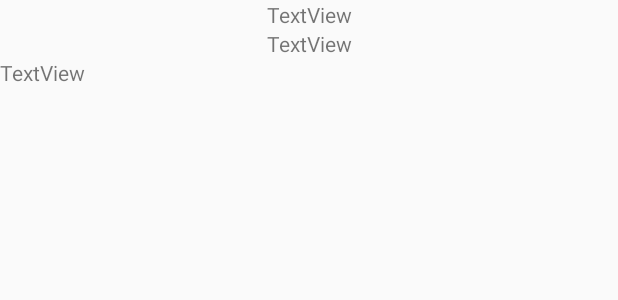
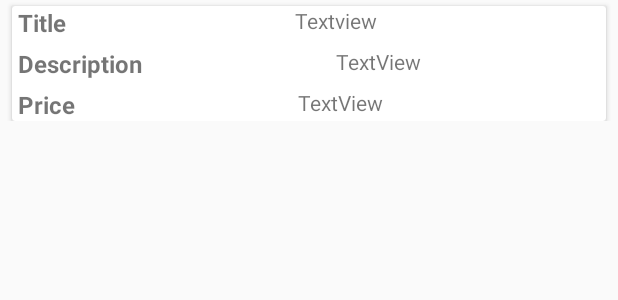
Before and after one commit to rajfp/AssignmentApplication, an Android app: the layout books_item_layout.xml on its own in the app's theme, with its tools: preview values and no code run, on a phone screen of 412 x 824 dp. Shown: the top 300 px of the screen. Run offline under Robolectric (Android 15) with nearby library versions, the phone set to English and light mode, and no system bars.

Commit message:
added recycler view for book list and removed hard coding

```diff
--- a/base_code/app/src/main/AndroidManifest.xml
+++ b/base_code/app/src/main/AndroidManifest.xml
@@ -11,7 +11,6 @@
         android:networkSecurityConfig="@xml/network_security_config"
         android:supportsRtl="true"
         android:theme="@style/AppTheme">
-        <activity android:name=".activity.LoginActivity"></activity>
         <activity android:name=".activity.MainActivity">
             <intent-filter>
                 <action android:name="android.intent.action.MAIN" />
--- a/base_code/app/src/main/java/com/dehaat/dehaatassignment/adapter/AuthorAdapter.kt
+++ b/base_code/app/src/main/java/com/dehaat/dehaatassignment/adapter/AuthorAdapter.kt
@@ -11,6 +11,7 @@ import com.dehaat.dehaatassignment.R
 import com.dehaat.dehaatassignment.activity.MainActivity
 import com.dehaat.dehaatassignment.fragments.BooksFragment
 import com.dehaat.dehaatassignment.model.AuthorsData
+import com.dehaat.dehaatassignment.model.Constants
 import kotlinx.android.synthetic.main.author_item_layout.view.*
 
 class AuthorAdapter(private val context: Context,private val authorList: List<AuthorsData>?) : RecyclerView.Adapter<AuthorAdapter.MyViewHolder>() {
@@ -31,7 +32,7 @@ class AuthorAdapter(private val context: Context,private val authorList: List<Au
             var ctx= context as MainActivity
             var booksFragment=BooksFragment()
             var bundle=Bundle()
-            bundle.putString("Author_Name",authorList?.get(position)?.author_name)
+            bundle.putString(Constants.author_name,authorList?.get(position)?.author_name)
             booksFragment.arguments=bundle
             ctx?.supportFragmentManager.beginTransaction().replace(R.id.fragment_container,booksFragment,null).
             addToBackStack(null).commit()
--- a/base_code/app/src/main/java/com/dehaat/dehaatassignment/database/AppDatabase.kt
+++ b/base_code/app/src/main/java/com/dehaat/dehaatassignment/database/AppDatabase.kt
@@ -11,9 +11,10 @@ import com.dehaat.dehaatassignment.dao.AuthorDao
 import com.dehaat.dehaatassignment.dao.BookDao
 import com.dehaat.dehaatassignment.model.Author
 import com.dehaat.dehaatassignment.model.Book
+import com.dehaat.dehaatassignment.model.Constants
 
 
-@Database(entities = arrayOf(Author::class,Book::class), version = 3)
+@Database(entities = arrayOf(Author::class,Book::class), version = 4)
 @TypeConverters(Converters::class)
 abstract class AppDatabase : RoomDatabase() {
     abstract fun authorDao(): AuthorDao
@@ -29,7 +30,7 @@ abstract class AppDatabase : RoomDatabase() {
                 synchronized(AppDatabase::class.java) {
                     if (INSTANCE == null) {
                         INSTANCE = Room.databaseBuilder(context.applicationContext,
-                                AppDatabase::class.java, "dehaat_database").fallbackToDestructiveMigration().build()
+                                AppDatabase::class.java, Constants.my_database).fallbackToDestructiveMigration().build()
                     }
                 }
             }
--- a/base_code/app/src/main/java/com/dehaat/dehaatassignment/fragments/LoginFragment.kt
+++ b/base_code/app/src/main/java/com/dehaat/dehaatassignment/fragments/LoginFragment.kt
@@ -31,7 +31,6 @@ class LoginFragment : Fragment() {
     override fun onViewCreated(view: View, savedInstanceState: Bundle?) {
         super.onViewCreated(view, savedInstanceState)
         log_but.setOnClickListener{
-            //validateUser(et_email.text.toString(),et_password.text.toString())
 
             var fragmentTransaction = fragmentManager?.beginTransaction()
             fragmentTransaction?.replace(R.id.fragment_container, AuthorsFragment())
--- a/base_code/app/src/main/java/com/dehaat/dehaatassignment/rest/AppRestClient.java
+++ b/base_code/app/src/main/java/com/dehaat/dehaatassignment/rest/AppRestClient.java
@@ -3,6 +3,7 @@ package com.dehaat.dehaatassignment.rest;
 import android.text.TextUtils;
 import android.util.Log;
 
+import com.dehaat.dehaatassignment.model.Constants;
 import com.google.gson.FieldNamingPolicy;
 import com.google.gson.Gson;
 import com.google.gson.GsonBuilder;
@@ -27,7 +28,7 @@ public class AppRestClient {
                 .create();
         if(retrofit==null){
             retrofit = new Retrofit.Builder()
-                    .baseUrl("http://10.0.2.2:8080/") //ToDo: enter base url
+                    .baseUrl(Constants.URL)
                     .addConverterFactory(GsonConverterFactory.create(gson))
                     .build();
         }
@@ -44,7 +45,7 @@ public class AppRestClient {
                 .create();
 
         Retrofit retrofit = new Retrofit.Builder()
-                .baseUrl("http://localhost:8080/") //ToDo: enter base url
+                .baseUrl(Constants.URL)
                 .addConverterFactory(GsonConverterFactory.create(gson))
                 .build();
 
--- a/base_code/app/src/main/java/com/dehaat/dehaatassignment/viewmodel/ProViewModel.kt
+++ /dev/null
@@ -1,6 +0,0 @@
-package com.dehaat.dehaatassignment.viewmodel
-
-import androidx.lifecycle.ViewModel
-
-class ProViewModel : ViewModel() {
-}
--- a/base_code/app/src/main/res/layout/books_item_layout.xml
+++ b/base_code/app/src/main/res/layout/books_item_layout.xml
@@ -4,31 +4,100 @@
     xmlns:app="http://schemas.android.com/apk/res-auto"
     xmlns:tools="http://schemas.android.com/tools"
     android:layout_width="match_parent"
-    android:layout_height="match_parent">
+    android:layout_height="wrap_content">
+
+    <androidx.cardview.widget.CardView
+        android:id="@+id/cardView"
+        android:layout_width="match_parent"
+        android:layout_height="wrap_content"
+        android:layout_marginLeft="@dimen/margin_8"
+        android:layout_marginTop="4dp"
+        android:layout_marginRight="@dimen/margin_8"
+        android:elevation="5dp"
+        app:layout_constraintEnd_toEndOf="parent"
+        app:layout_constraintStart_toStartOf="parent"
+        app:layout_constraintTop_toTopOf="parent">
+
+        <androidx.constraintlayout.widget.ConstraintLayout
+            android:layout_width="match_parent"
+            android:layout_height="wrap_content">
 
             <TextView
                 android:id="@+id/tv_title"
                 android:layout_width="wrap_content"
                 android:layout_height="wrap_content"
-        android:text="TextView"
+                app:layout_constrainedWidth="true"
+                app:layout_constrainedHeight="true"
+                android:text="Textview"
                 app:layout_constraintEnd_toEndOf="parent"
-        app:layout_constraintStart_toStartOf="parent"
+                app:layout_constraintStart_toEndOf="@+id/tv_title_head"
                 app:layout_constraintTop_toTopOf="parent" />
 
             <TextView
                 android:id="@+id/tv_description"
                 android:layout_width="wrap_content"
                 android:layout_height="wrap_content"
+                android:layout_marginTop="@dimen/margin_8"
                 android:text="TextView"
+                android:layout_marginLeft="5dp"
+                app:layout_constrainedWidth="true"
+                app:layout_constrainedHeight="true"
                 app:layout_constraintEnd_toEndOf="parent"
-        app:layout_constraintStart_toStartOf="parent"
+                app:layout_constraintStart_toEndOf="@+id/tv_dec_head"
                 app:layout_constraintTop_toBottomOf="@+id/tv_title" />
 
             <TextView
                 android:id="@+id/tv_price"
                 android:layout_width="wrap_content"
                 android:layout_height="wrap_content"
+                android:layout_marginTop="@dimen/margin_8"
                 android:text="TextView"
+                app:layout_constrainedWidth="true"
+                app:layout_constrainedHeight="true"
+                app:layout_constraintEnd_toEndOf="parent"
+                app:layout_constraintStart_toEndOf="@+id/tv_price_head"
+                app:layout_constraintTop_toBottomOf="@+id/tv_description" />
+
+            <TextView
+                android:id="@+id/tv_title_head"
+                android:layout_width="wrap_content"
+                android:layout_height="wrap_content"
+                android:text="Title"
+                android:layout_marginLeft="4dp"
+                android:textSize="16sp"
+                app:layout_constrainedWidth="true"
+                app:layout_constrainedHeight="true"
+                android:textStyle="bold"
                 app:layout_constraintStart_toStartOf="parent"
-        app:layout_constraintTop_toBottomOf="@+id/tv_description" />
+                app:layout_constraintTop_toTopOf="parent" />
+
+            <TextView
+                android:id="@+id/tv_dec_head"
+                android:layout_width="wrap_content"
+                android:layout_height="wrap_content"
+                android:text="Description"
+                android:layout_marginLeft="4dp"
+                android:textSize="16sp"
+                android:textStyle="bold"
+                app:layout_constrainedWidth="true"
+                app:layout_constrainedHeight="true"
+                app:layout_constraintStart_toStartOf="parent"
+                app:layout_constraintTop_toTopOf="@+id/tv_description" />
+
+            <TextView
+                android:id="@+id/tv_price_head"
+                android:layout_width="wrap_content"
+                android:layout_height="wrap_content"
+                android:text="Price"
+                android:layout_marginLeft="4dp"
+                android:textSize="16sp"
+                android:textStyle="bold"
+                app:layout_constrainedWidth="true"
+                app:layout_constrainedHeight="true"
+                app:layout_constraintStart_toStartOf="parent"
+                app:layout_constraintTop_toTopOf="@+id/tv_price" />
+
         </androidx.constraintlayout.widget.ConstraintLayout>
+    </androidx.cardview.widget.CardView>
+
+</androidx.constraintlayout.widget.ConstraintLayout>
--- a/base_code/app/src/main/res/values/strings.xml
+++ b/base_code/app/src/main/res/values/strings.xml
@@ -7,5 +7,4 @@
 
     <!-- TODO: Remove or change this placeholder text -->
     <string name="hello_blank_fragment">Hello blank fragment</string>
-    <string name="DATA_OBJECT">DATA_OBJECT</string>
 </resources>
```
Also changed, not shown: base_code/app/src/main/java/com/dehaat/dehaatassignment/activity/LoginActivity.java (deleted, +0 -16 lines), base_code/app/src/main/java/com/dehaat/dehaatassignment/adapter/BooksAdapter.kt (added, +34 -0 lines), base_code/app/src/main/java/com/dehaat/dehaatassignment/fragments/AuthorsFragment.kt (+0 -7 lines), base_code/app/src/main/java/com/dehaat/dehaatassignment/fragments/BooksFragment.kt (+20 -3 lines), base_code/app/src/main/java/com/dehaat/dehaatassignment/model/Constants.kt (added, +11 -0 lines), base_code/app/src/main/res/layout/fragment_books.xml (+11 -5 lines). Lines whose indentation alone changed are shown as unchanged.
